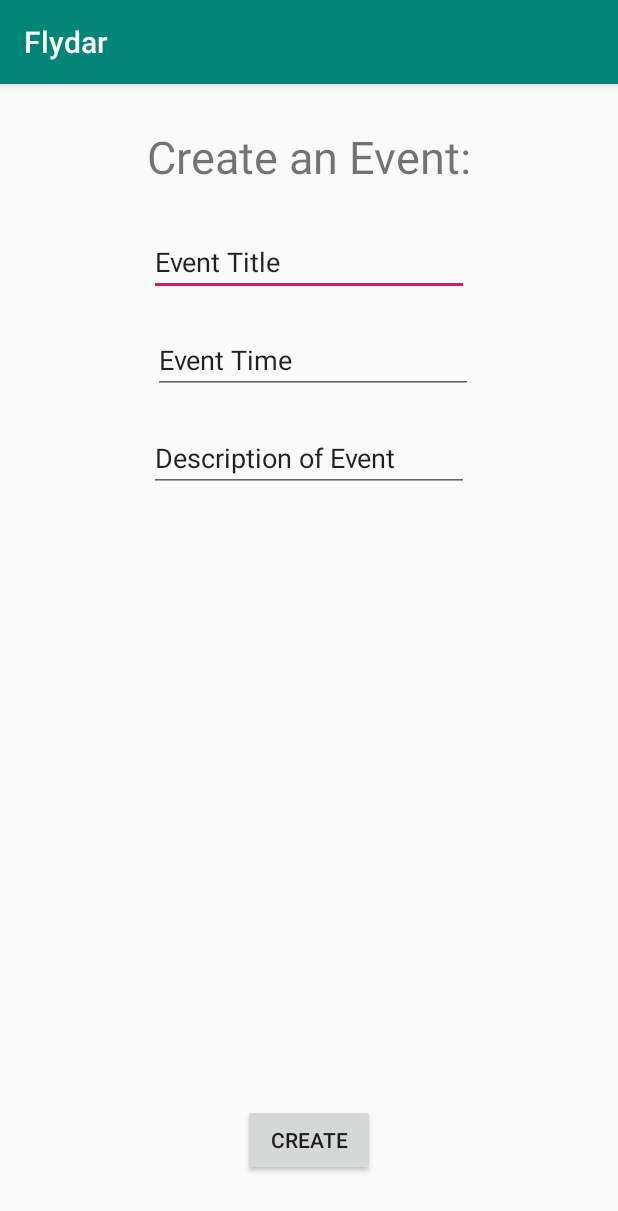
After one commit to osdiallo/flydar, an Android app: the CreatePost screen opened directly, with no data from a screen before it, on a phone screen of 412 x 824 dp. The commit adds this screen. Shown: the top 1211 px of the screen. Run offline under Robolectric (Android 15) with nearby library versions, the phone set to English and light mode, and no system bars.

Commit message:
Added create event page.

```diff
--- a/app/src/main/AndroidManifest.xml
+++ b/app/src/main/AndroidManifest.xml
@@ -9,7 +9,7 @@
         android:roundIcon="@mipmap/ic_launcher_round"
         android:supportsRtl="true"
         android:theme="@style/AppTheme">
-
+        <activity android:name=".CreatePost"></activity>
         <activity
             android:name=".ui.login.LoginActivity"
             android:label="@string/app_name">
@@ -19,16 +19,12 @@
                 <category android:name="android.intent.category.LAUNCHER" />
             </intent-filter>
         </activity>
-
         <activity
             android:name=".ui.login.Registration"
-            android:label="Registration New User" >
-        </activity>
-
+            android:label="Registration New User"></activity>
         <activity
             android:name=".MainActivity"
-            android:label="Flyers">
-        </activity>
+            android:label="Flyers"></activity>
     </application>
 
 </manifest>
--- /dev/null
+++ b/app/src/main/java/com/example/flydar/CreatePost.java
@@ -0,0 +1,14 @@
+package com.example.flydar;
+
+import androidx.appcompat.app.AppCompatActivity;
+
+import android.os.Bundle;
+
+public class CreatePost extends AppCompatActivity {
+
+    @Override
+    protected void onCreate(Bundle savedInstanceState) {
+        super.onCreate(savedInstanceState);
+        setContentView(R.layout.activity_create_post);
+    }
+}
--- a/app/src/main/java/com/example/flydar/MainActivity.java
+++ b/app/src/main/java/com/example/flydar/MainActivity.java
@@ -2,13 +2,27 @@ package com.example.flydar;
 
 import androidx.appcompat.app.AppCompatActivity;
 
+import android.content.Intent;
 import android.os.Bundle;
+import android.view.View;
+import android.widget.Button;
+
+import com.example.flydar.ui.login.Registration;
 
 public class MainActivity extends AppCompatActivity {
-
     @Override
     protected void onCreate(Bundle savedInstanceState) {
         super.onCreate(savedInstanceState);
         setContentView(R.layout.activity_main);
+
+        final Button create = findViewById(R.id.create);
+
+        create.setOnClickListener(new View.OnClickListener() {
+            @Override
+            public void onClick(View v) {
+                Intent i = new Intent(getApplicationContext(), CreatePost.class);
+                startActivity(i);
+            }
+        });
     }
 }
--- /dev/null
+++ b/app/src/main/res/layout/activity_create_post.xml
@@ -0,0 +1,70 @@
+<?xml version="1.0" encoding="utf-8"?>
+<androidx.constraintlayout.widget.ConstraintLayout xmlns:android="http://schemas.android.com/apk/res/android"
+    xmlns:app="http://schemas.android.com/apk/res-auto"
+    xmlns:tools="http://schemas.android.com/tools"
+    android:layout_width="match_parent"
+    android:layout_height="match_parent"
+    tools:context=".CreatePost">
+
+    <Button
+        android:id="@+id/createButton"
+        android:layout_width="wrap_content"
+        android:layout_height="wrap_content"
+        android:layout_marginBottom="40dp"
+        android:enabled="true"
+        android:text="@string/createB"
+        app:layout_constraintBottom_toBottomOf="parent"
+        app:layout_constraintEnd_toEndOf="parent"
+        app:layout_constraintStart_toStartOf="parent"
+        app:layout_constraintTop_toBottomOf="@+id/login"
+        app:layout_constraintVertical_bias="0.2" />
+
+    <EditText
+        android:id="@+id/eventTitle"
+        android:layout_width="wrap_content"
+        android:layout_height="wrap_content"
+        android:layout_marginTop="96dp"
+        android:ems="10"
+        android:inputType="textPersonName"
+        android:text="@string/eventTitle"
+        app:layout_constraintEnd_toEndOf="parent"
+        app:layout_constraintStart_toStartOf="parent"
+        app:layout_constraintTop_toTopOf="parent" />
+
+    <EditText
+        android:id="@+id/eventTime"
+        android:layout_width="wrap_content"
+        android:layout_height="wrap_content"
+        android:layout_marginTop="20dp"
+        android:ems="10"
+        android:inputType="textPersonName"
+        android:text="@string/eventTime"
+        app:layout_constraintEnd_toEndOf="parent"
+        app:layout_constraintHorizontal_bias="0.515"
+        app:layout_constraintStart_toStartOf="parent"
+        app:layout_constraintTop_toBottomOf="@+id/eventTitle" />
+
+    <TextView
+        android:id="@+id/textView2"
+        android:layout_width="wrap_content"
+        android:layout_height="wrap_content"
+        android:text="@string/create"
+        android:textSize="30sp"
+        app:layout_constraintBottom_toTopOf="@+id/eventTitle"
+        app:layout_constraintEnd_toEndOf="parent"
+        app:layout_constraintStart_toStartOf="parent"
+        app:layout_constraintTop_toTopOf="parent" />
+
+    <EditText
+        android:id="@+id/desc"
+        android:layout_width="wrap_content"
+        android:layout_height="wrap_content"
+        android:layout_marginTop="20dp"
+        android:ems="10"
+        android:gravity="start|top"
+        android:inputType="textMultiLine"
+        android:text="@string/desc"
+        app:layout_constraintEnd_toEndOf="parent"
+        app:layout_constraintStart_toStartOf="parent"
+        app:layout_constraintTop_toBottomOf="@+id/eventTime" />
+</androidx.constraintlayout.widget.ConstraintLayout>
--- a/app/src/main/res/layout/activity_main.xml
+++ b/app/src/main/res/layout/activity_main.xml
@@ -24,14 +24,16 @@
         app:layout_constraintTop_toTopOf="parent" />
 
     <Button
-        android:id="@+id/menu"
+        android:id="@+id/create"
         style="@android:style/Widget.Material.Light.Button"
         android:layout_width="61dp"
         android:layout_height="53dp"
-        android:background="@android:drawable/dialog_holo_light_frame"
+        android:background="@android:drawable/dialog_holo_dark_frame"
         android:fontFamily="sans-serif-medium"
+        android:text="+"
         android:textAlignment="center"
-        android:textColor="#000000"
+        android:textAppearance="@style/TextAppearance.AppCompat.Body1"
+        android:textColor="#FFFFFF"
         android:textSize="36sp"
         app:layout_constraintStart_toStartOf="parent"
         app:layout_constraintTop_toTopOf="parent" />
--- a/app/src/main/res/values/strings.xml
+++ b/app/src/main/res/values/strings.xml
@@ -11,4 +11,9 @@
     <string name="login_failed">"Login failed"</string>
     <string name="prompt_phone">Phone</string>
     <string name="flyers">Flyers</string>
+    <string name="create">Create an Event:</string>
+    <string name="eventTitle">Event Title</string>
+    <string name="eventTime">Event Time</string>
+    <string name="desc">Description of Event</string>
+    <string name="createB">Create</string>
 </resources>
```
